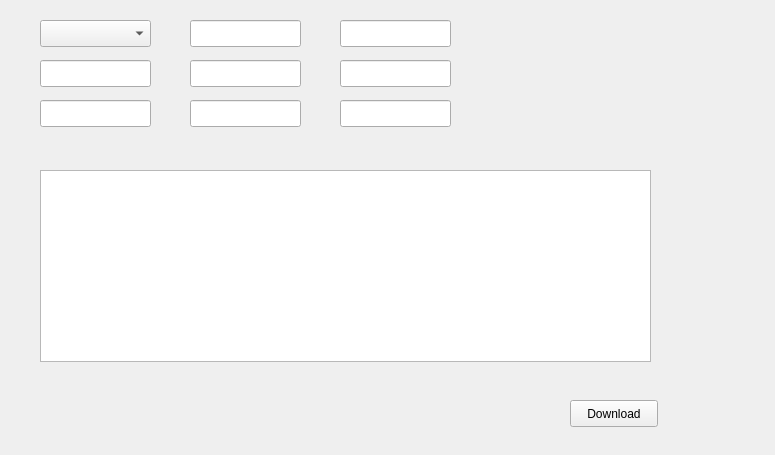
The window that interface/design.ui (Marvin84/reg-gen) describes before a commit, drawn with Qt 5.
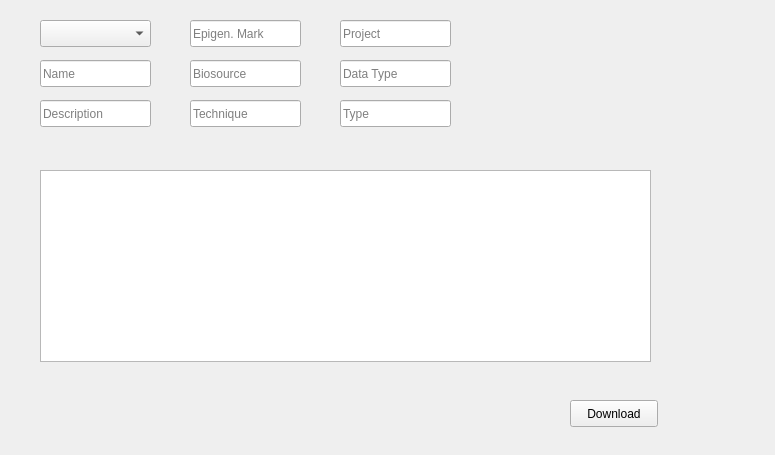
The same window after the commit.

What changed in the file:
```diff
--- a/interface/design.ui
+++ b/interface/design.ui
@@ -60,6 +60,9 @@
      <height>27</height>
     </rect>
    </property>
+   <property name="placeholderText">
+    <string>Name</string>
+   </property>
   </widget>
   <widget class="QComboBox" name="comboBoxGenome">
    <property name="geometry">
@@ -80,6 +83,9 @@
      <height>27</height>
     </rect>
    </property>
+   <property name="placeholderText">
+    <string>Description</string>
+   </property>
   </widget>
   <widget class="QLineEdit" name="lineEditEpigenetic">
    <property name="geometry">
@@ -90,6 +96,9 @@
      <height>27</height>
     </rect>
    </property>
+   <property name="placeholderText">
+    <string>Epigen. Mark</string>
+   </property>
   </widget>
   <widget class="QLineEdit" name="lineEditTechnique">
    <property name="geometry">
@@ -100,6 +109,9 @@
      <height>27</height>
     </rect>
    </property>
+   <property name="placeholderText">
+    <string>Technique</string>
+   </property>
   </widget>
   <widget class="QLineEdit" name="lineEditBiosource">
    <property name="geometry">
@@ -110,6 +122,9 @@
      <height>27</height>
     </rect>
    </property>
+   <property name="placeholderText">
+    <string>Biosource</string>
+   </property>
   </widget>
   <widget class="QLineEdit" name="lineEditDataType">
    <property name="geometry">
@@ -120,6 +135,9 @@
      <height>27</height>
     </rect>
    </property>
+   <property name="placeholderText">
+    <string>Data Type</string>
+   </property>
   </widget>
   <widget class="QLineEdit" name="lineEditProject">
    <property name="geometry">
@@ -130,6 +148,9 @@
      <height>27</height>
     </rect>
    </property>
+   <property name="placeholderText">
+    <string>Project</string>
+   </property>
   </widget>
   <widget class="QLineEdit" name="lineEditType">
    <property name="geometry">
@@ -140,6 +161,9 @@
      <height>27</height>
     </rect>
    </property>
+   <property name="placeholderText">
+    <string>Type</string>
+   </property>
   </widget>
  </widget>
  <resources/>
```
